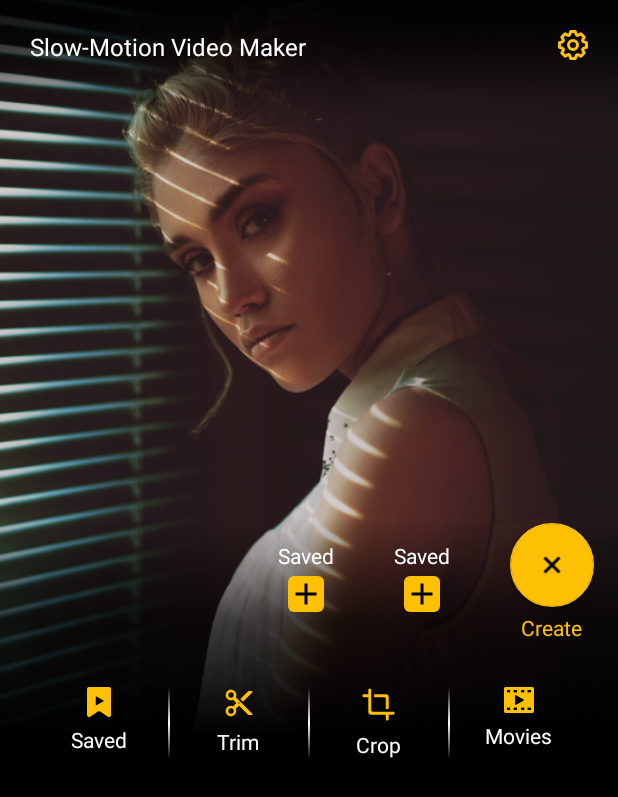
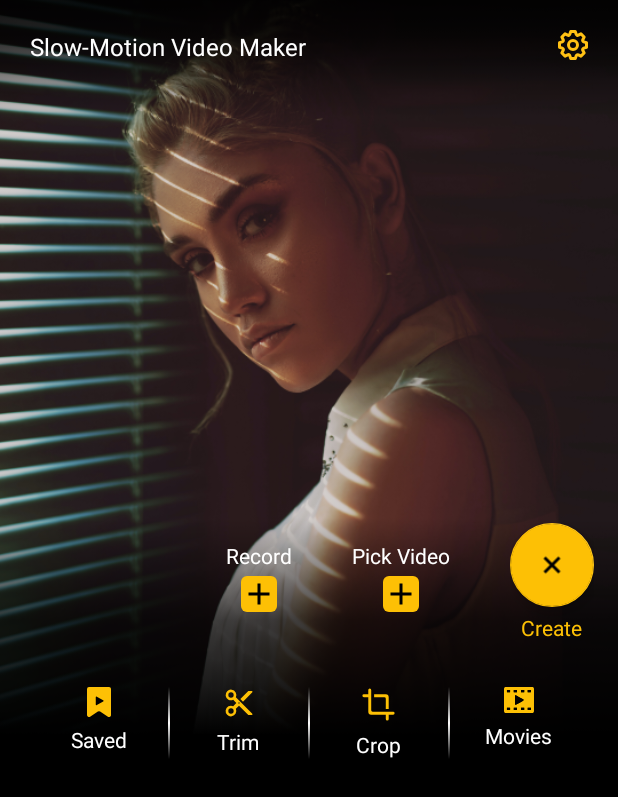
Before and after one commit to SaadullahMaximus/SlowMotionApp, an Android app: the screen it shows after launch (MainActivity), after a tap on an icon or button, on a phone screen of 412 x 824 dp. Shown: the top 797 px of the screen. Run offline under Robolectric (Android 15) with nearby library versions, the phone set to English and light mode, and no system bars; Roboto replaces fonts that are not available here.

```diff
--- a/app/src/main/res/layout/activity_main.xml
+++ b/app/src/main/res/layout/activity_main.xml
@@ -82,7 +82,7 @@
 
         <LinearLayout
             android:id="@+id/captureVideoBtn"
-            android:layout_width="0dp"
+            android:layout_width="wrap_content"
             android:layout_height="wrap_content"
             android:layout_weight="1"
             android:gravity="center"
@@ -93,7 +93,7 @@
                 android:layout_width="wrap_content"
                 android:layout_height="wrap_content"
                 android:fontFamily="@font/fredoka_one"
-                android:text="Saved"
+                android:text="Record"
                 android:layout_marginBottom="4dp"
                 android:textColor="@color/white" />
 
@@ -108,7 +108,7 @@
 
         <LinearLayout
             android:id="@+id/selectVideoBtn"
-            android:layout_width="0dp"
+            android:layout_width="wrap_content"
             android:layout_height="wrap_content"
             android:layout_weight="1"
             android:gravity="center"
@@ -119,7 +119,7 @@
                 android:layout_width="wrap_content"
                 android:layout_height="wrap_content"
                 android:fontFamily="@font/fredoka_one"
-                android:text="Saved"
+                android:text="Pick Video"
                 android:layout_marginBottom="4dp"
                 android:textColor="@color/white" />
 
--- a/app/src/main/res/layout/fragment_trim_video.xml
+++ b/app/src/main/res/layout/fragment_trim_video.xml
@@ -22,7 +22,7 @@
         android:layout_height="wrap_content"
         android:layout_margin="30dp"
         android:fontFamily="@font/fredoka_one"
-        android:text="Trim Video"
+        android:text="@string/trim_video"
         android:textColor="@color/white"
         android:textSize="17sp"
         app:layout_constraintStart_toEndOf="@+id/backBtn"
--- a/app/src/main/res/values/strings.xml
+++ b/app/src/main/res/values/strings.xml
@@ -6,4 +6,5 @@
     <string name="hello_blank_fragment">Hello blank fragment</string>
     <string name="drag_slider_for_trimming">Drag slider for trimming</string>
     <string name="done">Done</string>
+    <string name="trim_video">Trim Video</string>
 </resources>
```
